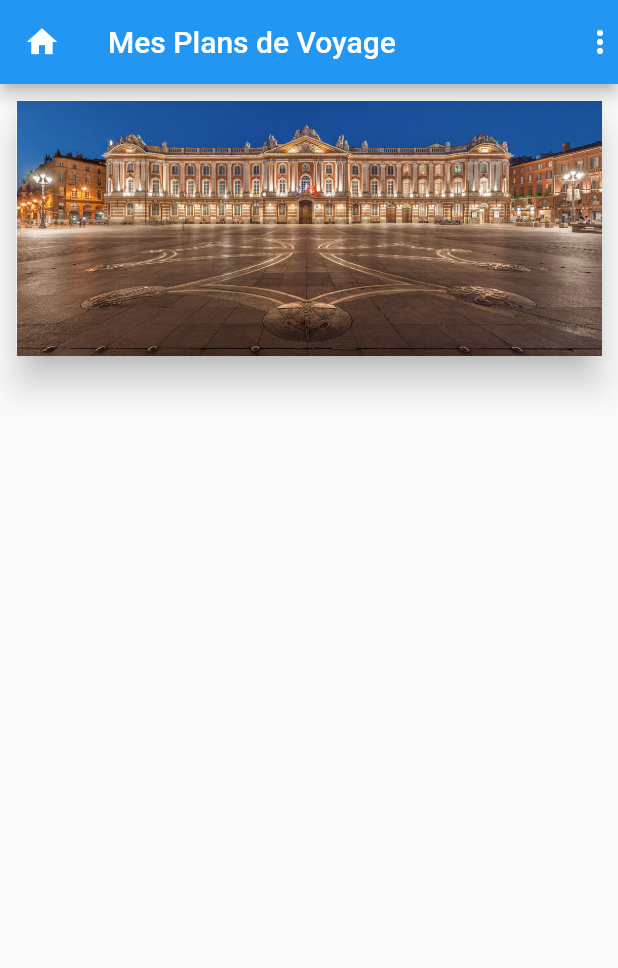
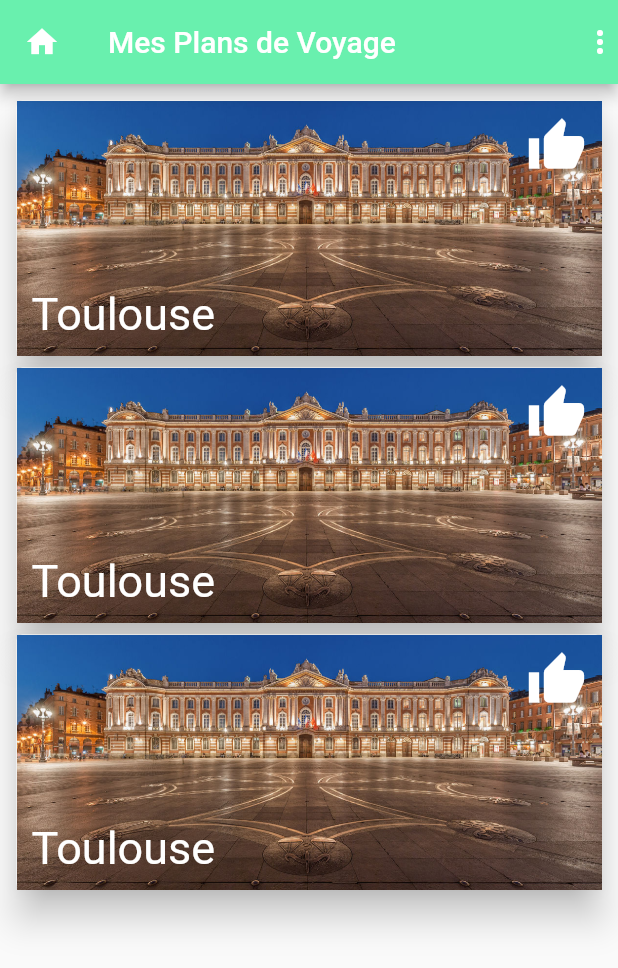
Before and after one commit to abakarabdelsalam/Projet, a Flutter app: the screen it shows after launch, on a phone screen of 412 x 824 dp. Shown: the top 968 px of the screen. Run offline on Flutter 3.47's test engine with Material 2 defaults, Android fonts, the phone set to English and light mode, and no system bars.

Commit message:
creation des fichiers ville_card et  home en suite leurs organisation

```diff
--- /dev/null
+++ b/lib/home.dart
@@ -0,0 +1,27 @@
+import 'package:flutter/material.dart';
+
+import 'ville_card.dart';
+
+class Home extends StatelessWidget {
+  @override
+  Widget build(BuildContext context) {
+    return Scaffold(
+      appBar: AppBar(
+        leading: Icon(Icons.home),
+        backgroundColor: Colors.greenAccent,
+        title: Text('Mes Plans de Voyage'),
+        actions: <Widget>[Icon(Icons.more_vert)],
+      ),
+      body: Container(
+        padding: EdgeInsets.all(7),
+        child: Column(
+          children: <Widget>[
+            VilleCard(),
+            VilleCard(),
+            VilleCard(),
+          ],
+        ),
+      ),
+    );
+  }
+}
--- a/lib/main.dart
+++ b/lib/main.dart
@@ -1,39 +1,12 @@
 import 'package:flutter/material.dart';
+
+import 'home.dart';
 
 void main() => runApp(PlansVoyage());
 
 class PlansVoyage extends StatelessWidget {
   @override
   Widget build(BuildContext context) {
-    return MaterialApp(
-      debugShowCheckedModeBanner: false,
-      home: Scaffold(
-        appBar: AppBar(
-          leading: Icon(Icons.home),
-          title: Text('Mes Plans de Voyage'),
-          actions: <Widget>[Icon(Icons.more_vert)],
-        ),
-        body: Container(
-          padding: EdgeInsets.all(7),
-          child: Column(
-            children: <Widget>[
-              Card(
-                elevation: 10,
-                child: Container(
-                  height: 170,
-                  child: Stack(
-                    fit: StackFit.expand,
-                    children: <Widget>[
-                      Image.asset('assets/images/Toulouse.jpg',
-                          fit: BoxFit.cover)
-                    ],
-                  ),
-                ),
-              )
-            ],
-          ),
-        ),
-      ),
-    );
+    return MaterialApp(debugShowCheckedModeBanner: false, home: Home());
   }
 }
--- /dev/null
+++ b/lib/ville_card.dart
@@ -0,0 +1,50 @@
+import 'package:flutter/material.dart';
+
+class VilleCard extends StatelessWidget {
+  @override
+  Widget build(BuildContext context) {
+    return Card(
+      elevation: 10,
+      child: Container(
+        height: 170,
+        child: Stack(
+          fit: StackFit.expand,
+          children: <Widget>[
+            Image.asset('assets/images/Toulouse.jpg', fit: BoxFit.cover),
+            Padding(
+              padding: EdgeInsets.all(10),
+              child: Column(
+                children: <Widget>[
+                  Expanded(
+                    child: Row(
+                      mainAxisAlignment: MainAxisAlignment.end,
+                      crossAxisAlignment: CrossAxisAlignment.start,
+                      children: <Widget>[
+                        Icon(
+                          Icons.thumb_up,
+                          size: 40,
+                          color: Colors.white,
+                        ),
+                      ],
+                    ),
+                  ),
+                  Row(
+                    children: <Widget>[
+                      Text(
+                        'Toulouse',
+                        style: TextStyle(
+                          color: Colors.white,
+                          fontSize: 30,
+                        ),
+                      ),
+                    ],
+                  ),
+                ],
+              ),
+            )
+          ],
+        ),
+      ),
+    );
+  }
+}
```
